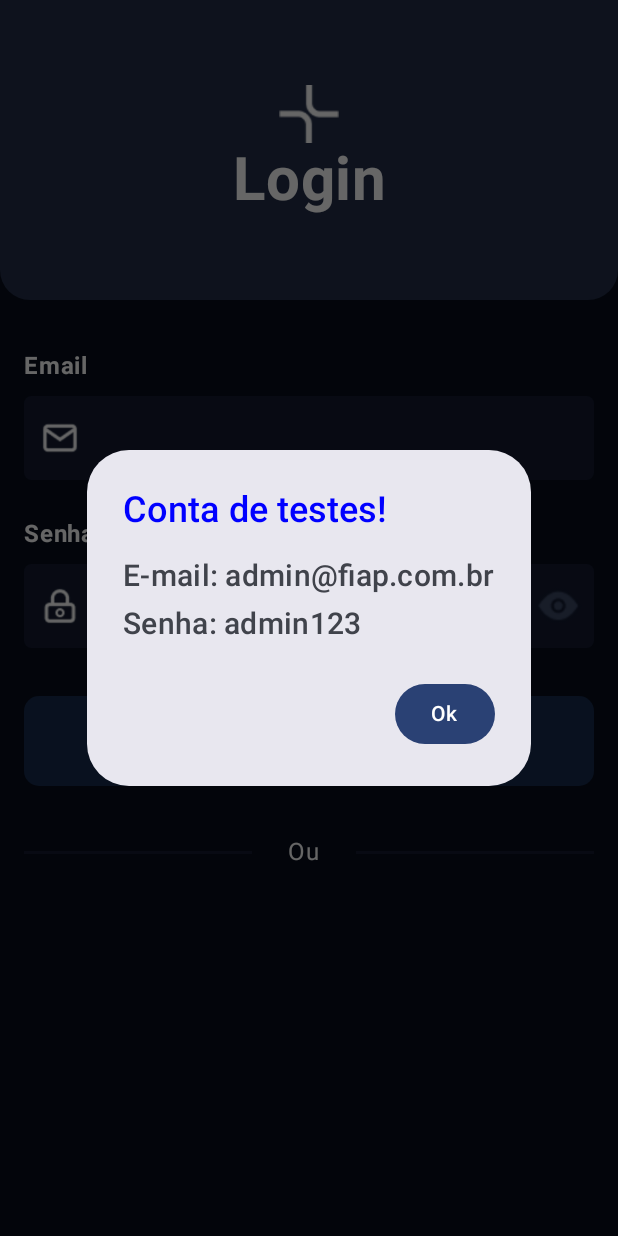
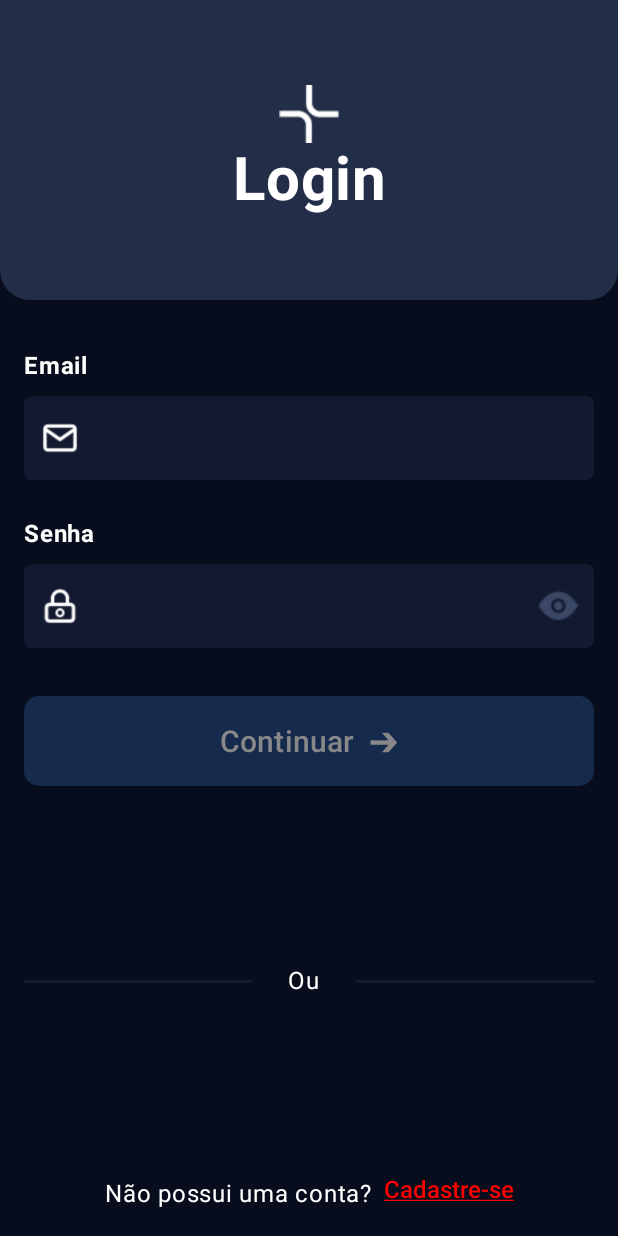
Before and after one commit to Ogabrielelias/Fiap-Fase05-Cap-01, an Android app built with Jetpack Compose: the screen it shows after launch (MainActivity), on a phone screen of 412 x 824 dp. Run offline under Robolectric (Android 15) with nearby library versions, the phone set to English and light mode, and no system bars; our stand-ins replace Room's generated code.

Commit message:
feat(login) Exception handling, database creation, login and register integration

```diff
--- a/app/build.gradle.kts
+++ b/app/build.gradle.kts
@@ -31,11 +31,11 @@ android {
         }
     }
     compileOptions {
-        sourceCompatibility = JavaVersion.VERSION_1_8
-        targetCompatibility = JavaVersion.VERSION_1_8
+        sourceCompatibility = JavaVersion.VERSION_17
+        targetCompatibility = JavaVersion.VERSION_17
     }
     kotlinOptions {
-        jvmTarget = "1.8"
+        jvmTarget = "17"
     }
     buildFeatures {
         compose = true
--- a/app/src/main/java/br/com/fiap/saudeplena/MainActivity.kt
+++ b/app/src/main/java/br/com/fiap/saudeplena/MainActivity.kt
@@ -12,6 +12,7 @@ import androidx.navigation.compose.NavHost
 import androidx.navigation.compose.composable
 import androidx.navigation.compose.rememberNavController
 import br.com.fiap.saudeplena.screens.LoginScreen
+import br.com.fiap.saudeplena.screens.RegisterScreen
 import br.com.fiap.saudeplena.ui.theme.SaudePlenaTheme
 
 class MainActivity : ComponentActivity() {
@@ -29,6 +30,7 @@ class MainActivity : ComponentActivity() {
                         startDestination = "login"
                     ) {
                         composable(route = "login") { LoginScreen(navController) }
+                        composable(route = "register") { RegisterScreen(navController) }
                     }
                 }
             }
--- /dev/null
+++ b/app/src/main/java/br/com/fiap/saudeplena/database/dao/UserDAO.kt
@@ -0,0 +1,30 @@
+package br.com.fiap.saudeplena.database.dao
+
+import androidx.room.Dao
+import androidx.room.Delete
+import androidx.room.Insert
+import androidx.room.Query
+import androidx.room.Update
+import br.com.fiap.saudeplena.model.User
+
+@Dao
+interface UserDAO {
+
+    @Insert
+    fun save(user: User): Long
+
+    @Update
+    fun update(user: User): Int
+
+    @Delete
+    fun delete(user: User): Int
+
+    @Query("SELECT * FROM tb_user WHERE id = :id")
+    fun getUserById(id: Int): User
+
+    @Query("SELECT * FROM tb_user WHERE email = :email and password = :senha")
+    fun getUserByLogin(email:String, senha:String): User
+
+    @Query("SELECT * FROM tb_user ORDER BY name ASC")
+    fun listUser(): List<User>
+}
--- /dev/null
+++ b/app/src/main/java/br/com/fiap/saudeplena/database/dao/UserDB.kt
@@ -0,0 +1,33 @@
+package br.com.fiap.saudeplena.database.dao
+
+import br.com.fiap.saudeplena.model.User
+import android.content.Context
+import androidx.room.Database
+import androidx.room.Room
+import androidx.room.RoomDatabase
+
+@Database(entities = [User::class], version = 1)
+abstract class UserDB : RoomDatabase() {
+
+    abstract fun userDao(): UserDAO
+
+    companion object {
+
+        private lateinit var instance: UserDB
+
+        fun getDatabase(context: Context): UserDB {
+            if (!Companion::instance.isInitialized) {
+                instance = Room
+                    .databaseBuilder(
+                        context,
+                        UserDB::class.java,
+                        "user_db"
+                    )
+                    .allowMainThreadQueries()
+                    .fallbackToDestructiveMigration()
+                    .build()
+            }
+            return instance
+        }
+    }
+}
--- a/app/src/main/java/br/com/fiap/saudeplena/screens/LoginScreen.kt
+++ b/app/src/main/java/br/com/fiap/saudeplena/screens/LoginScreen.kt
@@ -1,5 +1,6 @@
 package br.com.fiap.saudeplena.screens
 
+import android.annotation.SuppressLint
 import android.text.TextUtils
 import android.util.Patterns
 import androidx.compose.foundation.Image
@@ -9,6 +10,9 @@ import androidx.compose.foundation.layout.Box
 import androidx.compose.foundation.layout.Column
 import androidx.compose.foundation.layout.PaddingValues
 import androidx.compose.foundation.layout.Row
+import androidx.compose.foundation.layout.Spacer
+import androidx.compose.foundation.layout.WindowInsets
+import androidx.compose.foundation.layout.fillMaxHeight
 import androidx.compose.foundation.layout.fillMaxSize
 import androidx.compose.foundation.layout.fillMaxWidth
 import androidx.compose.foundation.layout.height
@@ -16,13 +20,21 @@ import androidx.compose.foundation.layout.padding
 import androidx.compose.foundation.layout.size
 import androidx.compose.foundation.layout.width
 import androidx.compose.foundation.shape.RoundedCornerShape
+import androidx.compose.foundation.text.ClickableText
 import androidx.compose.foundation.text.KeyboardOptions
-import androidx.compose.material3.AlertDialog
+import androidx.compose.material.icons.Icons
+import androidx.compose.material.icons.filled.Check
 import androidx.compose.material3.Button
 import androidx.compose.material3.ButtonDefaults
 import androidx.compose.material3.ExperimentalMaterial3Api
+import androidx.compose.material3.ExtendedFloatingActionButton
+import androidx.compose.material3.Icon
 import androidx.compose.material3.IconButton
 import androidx.compose.material3.OutlinedTextField
+import androidx.compose.material3.Scaffold
+import androidx.compose.material3.SnackbarDuration
+import androidx.compose.material3.SnackbarHost
+import androidx.compose.material3.SnackbarHostState
 import androidx.compose.material3.Surface
 import androidx.compose.material3.Text
 import androidx.compose.runtime.Composable
@@ -39,64 +51,51 @@ import androidx.compose.ui.unit.dp
 import androidx.compose.ui.unit.sp
 import androidx.compose.material3.TextFieldDefaults
 import androidx.compose.runtime.getValue
+import androidx.compose.runtime.rememberCoroutineScope
 import androidx.compose.runtime.setValue
 import androidx.compose.ui.draw.shadow
 import androidx.compose.ui.focus.onFocusChanged
+import androidx.compose.ui.platform.LocalContext
+import androidx.compose.ui.text.AnnotatedString
+import androidx.compose.ui.text.TextStyle
 import androidx.compose.ui.text.input.PasswordVisualTransformation
 import androidx.compose.ui.text.input.VisualTransformation
+import androidx.compose.ui.text.style.TextDecoration
 import androidx.navigation.NavController
 import br.com.fiap.saudeplena.R
+import br.com.fiap.saudeplena.database.repository.UserRepository
+import kotlinx.coroutines.launch
 
+@SuppressLint("UnusedMaterial3ScaffoldPaddingParameter")
+@OptIn(ExperimentalMaterial3Api::class)
 @Composable
 fun LoginScreen (navController: NavController) {
+    val scope = rememberCoroutineScope()
+    val snackbarHostState = remember { SnackbarHostState() }
+
+    Scaffold(
+        containerColor = Color.Transparent,
+        snackbarHost = {
+            SnackbarHost(hostState = snackbarHostState)
+        }
+    ) {
         Column(
             verticalArrangement = Arrangement.spacedBy(32.dp)
         ) {
             LoginTopHeader()
-        LoginBody()
-
-        val openAlertDialog = remember { mutableStateOf(true) }
-
-        when {
-            openAlertDialog.value -> {
-                AlertDialog(
-                    title = {
-                        Text(
-                            text = "Conta de testes!" ,
-                            color = Color.Blue,
-                            fontWeight = FontWeight.SemiBold
-                        )
-                    },
-                    text = {
-                        Column(
-                            verticalArrangement = Arrangement.spacedBy(8.dp)
-                        ) {
-                            Text(
-                                text = "E-mail: admin@fiap.com.br",
-                                fontWeight = FontWeight.SemiBold,
-                                fontSize = 20.sp
-                            )
-
-                            Text(
-                                text = "Senha: admin123",
-                                fontWeight = FontWeight.SemiBold,
-                                fontSize = 20.sp
+            LoginBody(navController) {
+                FormLogin(onSend = { status ->
+                    var message = "Login efetuado!"
+                    if(!status){
+                        message = "E-mail e/ou Senha Inválido!"
+                    }
+                    scope.launch {
+                        snackbarHostState.showSnackbar(
+                            message,
+                            duration = SnackbarDuration.Short
                         )
                     }
-                    },
-                    onDismissRequest = {
-
-                    },
-                    confirmButton = {
-                        Button(
-                            onClick = {
-                                openAlertDialog.value = false
-                            }
-                        ) {
-                            Text("Ok")
-                        }
-                    },
-                )
+                })
             }
         }
     }
@@ -142,9 +141,6 @@ fun LoginTopHeader() {
 }
 
 fun validateLoginInputs (email:String, senha:String) : Boolean {
-    println(!TextUtils.isEmpty(email) &&
-            Patterns.EMAIL_ADDRESS.matcher(email).matches() &&
-            senha.length >= 8)
     if(
         !TextUtils.isEmpty(email) &&
         Patterns.EMAIL_ADDRESS.matcher(email).matches() &&
@@ -154,9 +150,8 @@ fun validateLoginInputs (email:String, senha:String) : Boolean {
     return false
 }
 
-@OptIn(ExperimentalMaterial3Api::class)
 @Composable
-fun LoginBody() {
+fun LoginBody(navController:NavController , content: @Composable () -> Unit) {
 
     Box(
         modifier = Modifier
@@ -164,12 +159,11 @@ fun LoginBody() {
             .padding(horizontal = 16.dp)
     ){
         Column(
-            verticalArrangement = Arrangement.spacedBy(32.dp)
+            verticalArrangement = Arrangement.SpaceBetween,
+            modifier = Modifier.fillMaxHeight()
         ) {
 
-            FormLogin(onSend = {email, senha ->
-
-            })
+            content()
 
             Row(
                 verticalAlignment = Alignment.CenterVertically,
@@ -189,15 +183,40 @@ fun LoginBody() {
                         .background(Color(0xFF131A30))
                 ){}
             }
+
+            Row(
+                modifier = Modifier
+                    .fillMaxWidth()
+                    .padding(bottom = 16.dp),
+                horizontalArrangement = Arrangement.Center,
+            ) {
+                Text(
+                    "Não possui uma conta?",
+                    color = Color.White,
+                    fontSize = 16.sp,
+                )
+                Spacer(modifier = Modifier.width(8.dp))
+                ClickableText(
+                    text = AnnotatedString("Cadastre-se"),
+                    onClick = {navController.navigate("register")},
+                    style = TextStyle(
+                        color = Color.Red,
+                        fontSize = 16.sp,
+                        fontWeight = FontWeight.SemiBold,
+                        textDecoration = TextDecoration.Underline
+                    )
+                )
+            }
         }
     }
 }
 
 @Composable
-fun FormLogin(
-    onSend:(email:String, senha:String) -> Unit,
-    error:Boolean = false
-){
+fun FormLogin(onSend: (status:Boolean) -> Unit){
+    val context = LocalContext.current
+    val userRepository = UserRepository(context)
+
+    var error = remember { mutableStateOf(false) }
 
     val buttonDisabled = remember { mutableStateOf(true) }
 
@@ -209,8 +228,10 @@ fun FormLogin(
         mutableStateOf("")
     }
 
-
     Column (
+        verticalArrangement = Arrangement.spacedBy(32.dp)
+    ) {
+        Column(
             verticalArrangement = Arrangement.spacedBy(24.dp)
         ) {
             Input(
@@ -222,9 +243,10 @@ fun FormLogin(
                         value,
                         senhaValue.value
                     )
+                    error.value = false
                 },
                 frontImage = R.drawable.mail,
-            isError = error
+                isError = error.value
             )
 
             Input(
@@ -236,29 +258,50 @@ fun FormLogin(
                         emailValue.value,
                         value
                     )
+                    error.value = false
                 },
                 type = "password",
                 frontImage = R.drawable.lock,
-            isError = error
+                isError = error.value
             )
         }
 
         Button(
             enabled = !buttonDisabled.value,
-        onClick = { -> onSend(emailValue.value, senhaValue.value)},
+            onClick = { ->
+                try{
+                    val user = userRepository.getUserByLogin(
+                        email = emailValue.value,
+                        senha = senhaValue.value
+                    )
+
+                    if(user == null)  {
+                        error.value = true
+                    }else{
+                        emailValue.value = ""
+                        senhaValue.value = ""
+                    }
+
+                    onSend(user != null)
+                }catch (err:Throwable) {
+                   println(err)
+                }
+            },
             shape = RoundedCornerShape(10.dp),
             modifier = Modifier.fillMaxWidth(),
-        contentPadding= PaddingValues(16.dp),
+            contentPadding = PaddingValues(16.dp),
             colors = ButtonDefaults.buttonColors(
                 containerColor = Color(0XFF0D65FB),
-            disabledContainerColor = Color(0XFF162A4D)
+                disabledContainerColor = Color(0XFF162A4D),
+                disabledContentColor = Color.Gray
             )
-    ){
+        ) {
             Text(
                 "Continuar  ➔",
                 fontSize = 20.sp,
                 fontWeight = FontWeight.SemiBold
             )
+        }
     }
 }
 
```
Also changed, not shown: app/src/main/java/br/com/fiap/saudeplena/database/repository/UserRepository.kt (added, +35 -0 lines), app/src/main/java/br/com/fiap/saudeplena/model/User.kt (added, +13 -0 lines), app/src/main/java/br/com/fiap/saudeplena/screens/RegisterScreen.kt (added, +299 -0 lines), app/src/main/res/drawable/user.png (added). Lines whose indentation alone changed are shown as unchanged.
